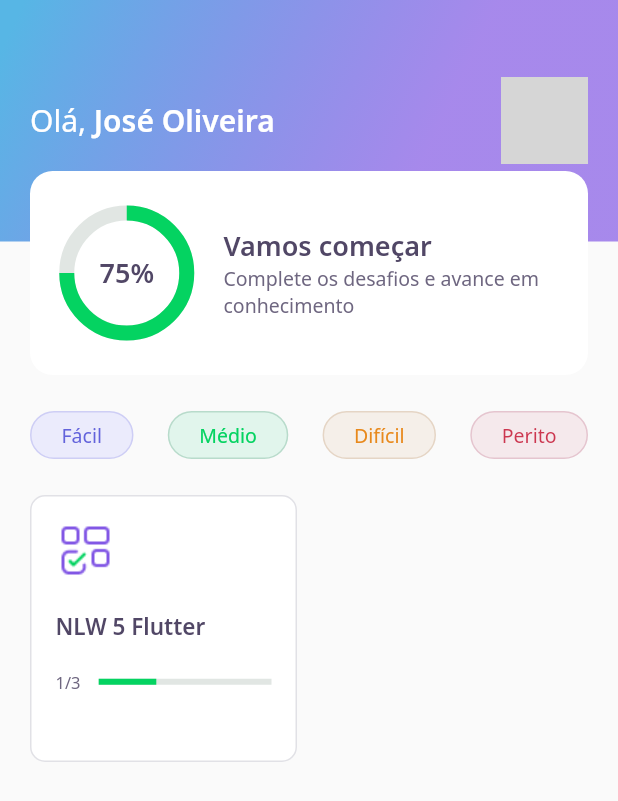
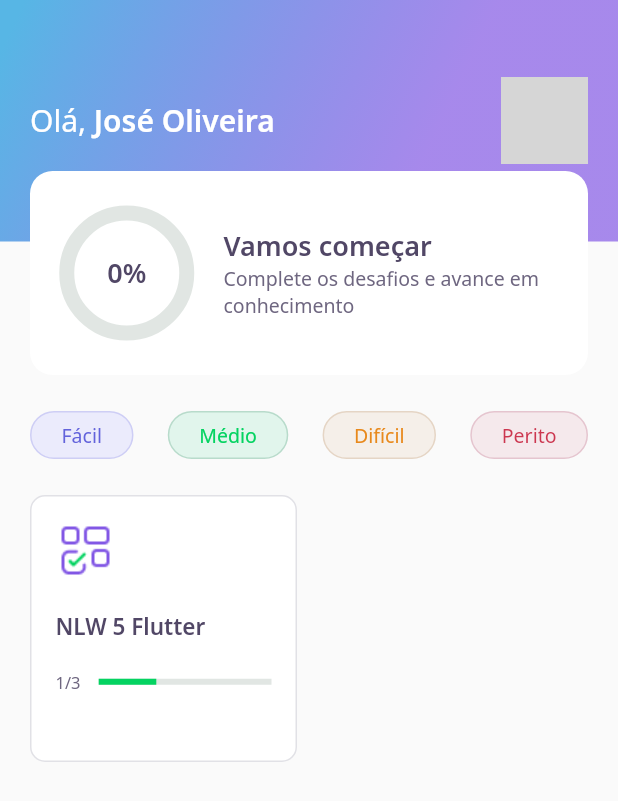
Before and after one commit to Olliveer/devquiz, a Flutter app: the screen it shows after launch, on a phone screen of 412 x 824 dp. Shown: the top 801 px of the screen. Run offline on Flutter 3.47's test engine with Material 2 defaults, Android fonts, the phone set to English and light mode, and no system bars; our stand-ins replace google_fonts, share_plus; accounts and stored records are empty; network calls fail; grey boxes are pictures that could not be loaded.

Commit message:
add score animation

```diff
--- a/assets/database/user.json
+++ b/assets/database/user.json
@@ -1,5 +1,5 @@
 {
   "name": "José Oliveira",
-  "score": 75,
+  "score": 100,
   "photoUrl": "https://avatars.githubusercontent.com/u/50416284?v=4"
 }
--- a/lib/home/widgets/appbar/app_bar_widget.dart
+++ b/lib/home/widgets/appbar/app_bar_widget.dart
@@ -46,7 +46,9 @@ class AppBarWidget extends PreferredSize {
                 ),
                 Align(
                   alignment: Alignment(0.0, 1.0),
-                  child: ScoreCardWidget(),
+                  child: ScoreCardWidget(
+                    percent: user.score / 100,
+                  ),
                 )
               ],
             ),
--- a/lib/home/widgets/chart/chart_widget.dart
+++ b/lib/home/widgets/chart/chart_widget.dart
@@ -1,16 +1,44 @@
+import 'package:flutter/material.dart';
+
 import 'package:devquiz/core/app_colors.dart';
 import 'package:devquiz/core/app_text_styles.dart';
-import 'package:flutter/material.dart';
 
-class ChartWidget extends StatelessWidget {
-  const ChartWidget({Key? key}) : super(key: key);
+class ChartWidget extends StatefulWidget {
+  final double percent;
+  const ChartWidget({
+    Key? key,
+    required this.percent,
+  }) : super(key: key);
+
+  @override
+  _ChartWidgetState createState() => _ChartWidgetState();
+}
+
+class _ChartWidgetState extends State<ChartWidget>
+    with SingleTickerProviderStateMixin {
+  late AnimationController _controller;
+  late Animation<double> _animation;
+
+  void _initAnimation() {
+    _controller =
+        AnimationController(vsync: this, duration: Duration(seconds: 3));
+    _animation = Tween(begin: 0.0, end: widget.percent).animate(_controller);
+  }
+
+  @override
+  void initState() {
+    _initAnimation();
+    super.initState();
+  }
 
   @override
   Widget build(BuildContext context) {
     return Container(
         height: 80,
         width: 80,
-      child: Stack(
+        child: AnimatedBuilder(
+          animation: _animation,
+          builder: (context, _) => Stack(
             children: [
               Center(
                 child: Container(
@@ -18,7 +46,7 @@ class ChartWidget extends StatelessWidget {
                   width: 80,
                   child: CircularProgressIndicator(
                     strokeWidth: 10,
-                value: .75,
+                    value: _animation.value,
                     backgroundColor: AppColors.chartSecondary,
                     valueColor:
                         AlwaysStoppedAnimation<Color>(AppColors.chartPrimary),
@@ -27,12 +55,12 @@ class ChartWidget extends StatelessWidget {
               ),
               Center(
                 child: Text(
-              "75%",
+                  "${(_animation.value * 100).toInt()}%",
                   style: AppTextStyles.heading,
                 ),
               ),
             ],
           ),
-    );
+        ));
   }
 }
--- a/lib/home/widgets/score_card/score_card_widget.dart
+++ b/lib/home/widgets/score_card/score_card_widget.dart
@@ -4,7 +4,8 @@ import 'package:devquiz/home/widgets/chart/chart_widget.dart';
 import 'package:flutter/material.dart';
 
 class ScoreCardWidget extends StatelessWidget {
-  const ScoreCardWidget({Key? key}) : super(key: key);
+  final double percent;
+  const ScoreCardWidget({Key? key, required this.percent}) : super(key: key);
 
   @override
   Widget build(BuildContext context) {
@@ -23,7 +24,9 @@ class ScoreCardWidget extends StatelessWidget {
             children: [
               Expanded(
                 flex: 1,
-                child: ChartWidget(),
+                child: ChartWidget(
+                  percent: percent,
+                ),
               ),
               Expanded(
                 flex: 3,
```
Lines whose indentation alone changed are shown as unchanged.
